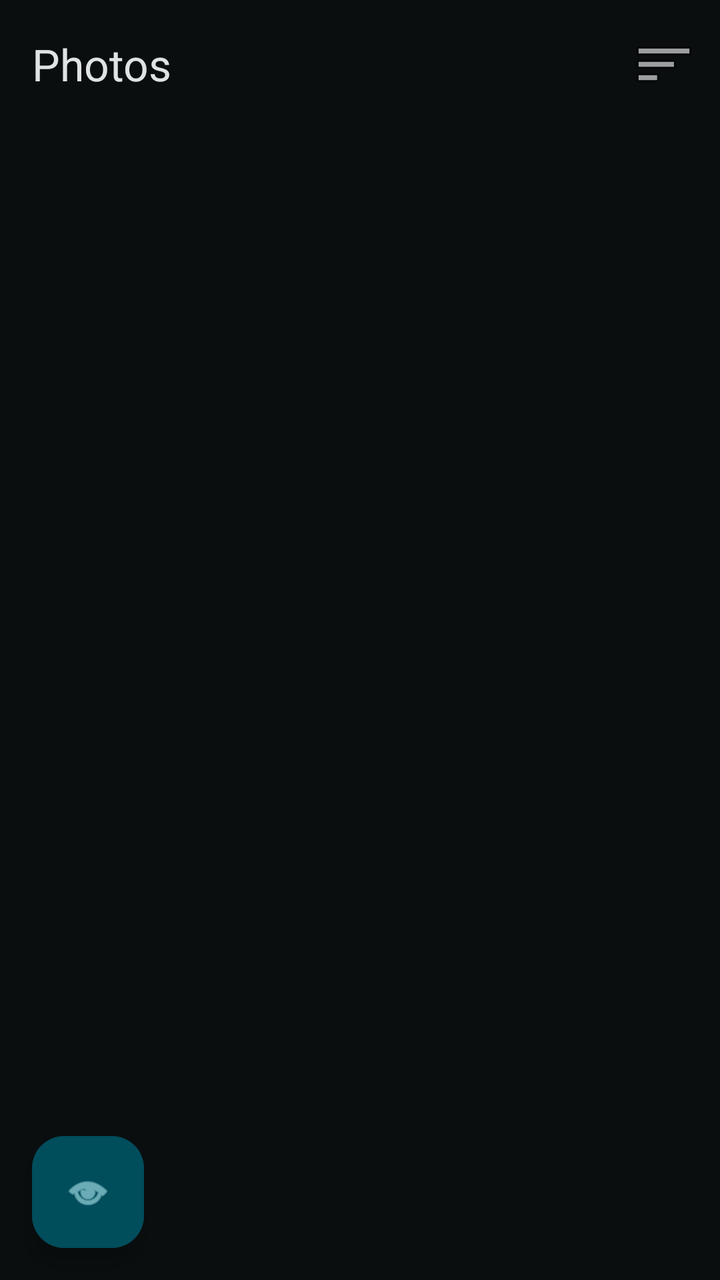
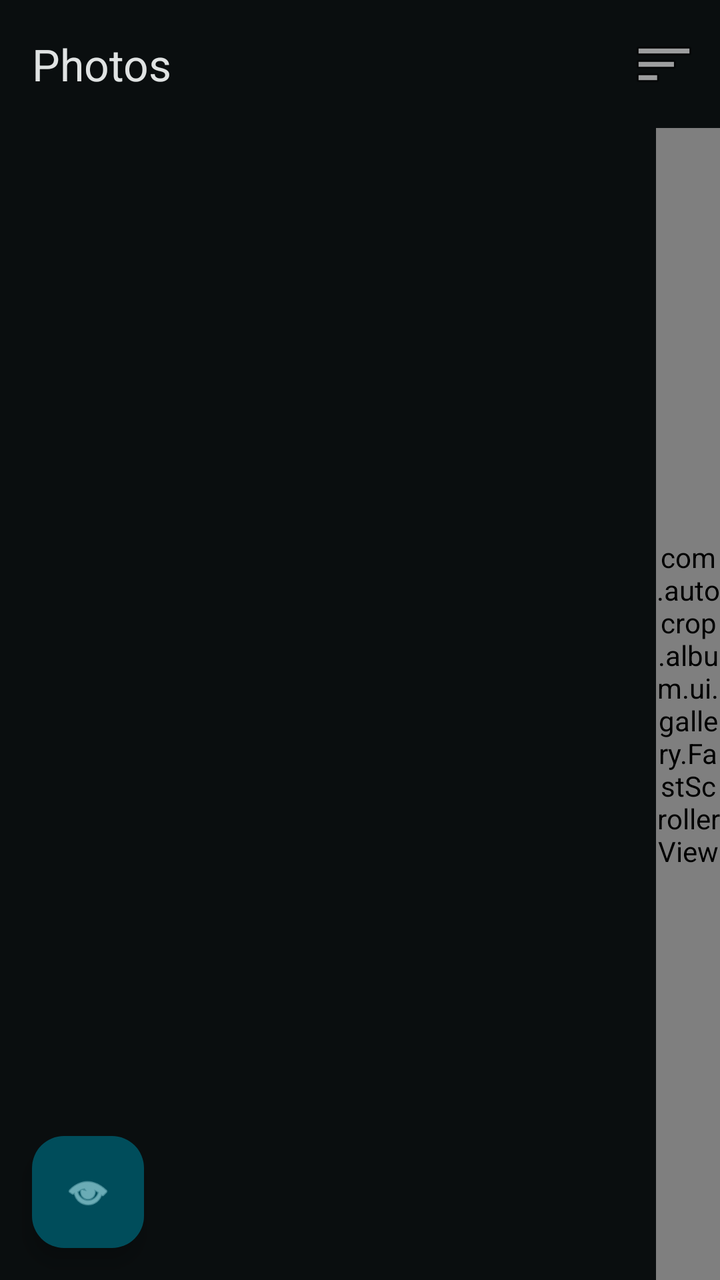

Screens rendered from an Android XML layout before and after an edit, with the pre-edit source and the edit as a unified diff.
<!-- AndroidManifest.xml: application theme Theme.AutoCropAlbum -->
<!-- res/layout/activity_gallery.xml -->
<?xml version="1.0" encoding="utf-8"?>
<androidx.coordinatorlayout.widget.CoordinatorLayout xmlns:android="http://schemas.android.com/apk/res/android"
    xmlns:app="http://schemas.android.com/apk/res-auto"
    xmlns:tools="http://schemas.android.com/tools"
    android:layout_width="match_parent"
    android:layout_height="match_parent"
    android:background="?attr/colorSurface"
    tools:context=".ui.gallery.GalleryActivity">

    <com.google.android.material.appbar.AppBarLayout
        android:id="@+id/appBarLayout"
        android:layout_width="match_parent"
        android:layout_height="wrap_content"
        android:fitsSystemWindows="true">

        <com.google.android.material.appbar.MaterialToolbar
            android:id="@+id/toolbar"
            android:layout_width="match_parent"
            android:layout_height="?attr/actionBarSize"
            android:elevation="0dp"
            app:title="@string/gallery_title"
            app:titleTextColor="?attr/colorOnSurface"
            app:menu="@menu/menu_gallery" />

    </com.google.android.material.appbar.AppBarLayout>

    <androidx.recyclerview.widget.RecyclerView
        android:id="@+id/recyclerView"
        android:layout_width="match_parent"
        android:layout_height="match_parent"
        android:clipToPadding="false"
        android:padding="4dp"
        app:layout_behavior="@string/appbar_scrolling_view_behavior"
        tools:listitem="@layout/item_gallery_image" />

    <TextView
        android:id="@+id/emptyView"
        android:layout_width="wrap_content"
        android:layout_height="wrap_content"
        android:layout_gravity="center"
        android:text="@string/no_images_found"
        android:textAppearance="?attr/textAppearanceBodyLarge"
        android:textColor="?attr/colorOnSurfaceVariant"
        android:visibility="gone"
        tools:visibility="visible" />

    <com.google.android.material.progressindicator.CircularProgressIndicator
        android:id="@+id/progressBar"
        android:layout_width="wrap_content"
        android:layout_height="wrap_content"
        android:layout_gravity="center"
        android:indeterminate="true"
        android:visibility="gone"
        tools:visibility="visible" />

    
    <com.google.android.material.floatingactionbutton.FloatingActionButton
        android:id="@+id/btnSelectFolder"
        android:layout_width="wrap_content"
        android:layout_height="wrap_content"
        android:layout_gravity="bottom|start"
        android:layout_margin="16dp"
        android:contentDescription="@string/select_folder"
        app:srcCompat="@android:drawable/ic_menu_view"
        app:fabSize="normal" />

</androidx.coordinatorlayout.widget.CoordinatorLayout>
<!-- res/layout/item_gallery_image.xml (included above) -->
<?xml version="1.0" encoding="utf-8"?>
<com.google.android.material.card.MaterialCardView xmlns:android="http://schemas.android.com/apk/res/android"
    xmlns:app="http://schemas.android.com/apk/res-auto"
    android:id="@+id/cardView"
    android:layout_width="match_parent"
    android:layout_height="wrap_content"
    android:layout_margin="4dp"
    app:cardBackgroundColor="?attr/colorSurfaceVariant"
    app:cardCornerRadius="8dp"
    app:cardElevation="2dp">

    <ImageView
        android:id="@+id/imageView"
        android:layout_width="match_parent"
        android:layout_height="120dp"
        android:scaleType="fitCenter"
        android:contentDescription="@string/gallery_title" />

</com.google.android.material.card.MaterialCardView>
<!-- resources referenced by this layout -->
<resources>
  <string name="gallery_title">Photos</string>
  <string name="no_images_found">No images found</string>
  <string name="select_folder">Select Folder</string>
  <style name="Theme.AutoCropAlbum" parent="Theme.Material3.Dark.NoActionBar">
          
          <item name="colorPrimary">@color/md_theme_dark_primary</item>
          <item name="colorOnPrimary">@color/md_theme_dark_onPrimary</item>
          <item name="colorPrimaryContainer">@color/md_theme_dark_primaryContainer</item>
          <item name="colorOnPrimaryContainer">@color/md_theme_dark_onPrimaryContainer</item>
  
          
          <item name="colorSecondary">@color/md_theme_dark_secondary</item>
          <item name="colorOnSecondary">@color/md_theme_dark_onSecondary</item>
          <item name="colorSecondaryContainer">@color/md_theme_dark_secondaryContainer</item>
          <item name="colorOnSecondaryContainer">@color/md_theme_dark_onSecondaryContainer</item>
  
          
          <item name="colorTertiary">@color/md_theme_dark_tertiary</item>
          <item name="colorOnTertiary">@color/md_theme_dark_onTertiary</item>
          <item name="colorTertiaryContainer">@color/md_theme_dark_tertiaryContainer</item>
          <item name="colorOnTertiaryContainer">@color/md_theme_dark_onTertiaryContainer</item>
  
          
          <item name="colorError">@color/md_theme_dark_error</item>
          <item name="colorErrorContainer">@color/md_theme_dark_errorContainer</item>
          <item name="colorOnError">@color/md_theme_dark_onError</item>
          <item name="colorOnErrorContainer">@color/md_theme_dark_onErrorContainer</item>
  
          
          <item name="android:colorBackground">@color/md_theme_dark_background</item>
          <item name="colorOnBackground">@color/md_theme_dark_onBackground</item>
          <item name="colorSurface">@color/md_theme_dark_surface</item>
          <item name="colorOnSurface">@color/md_theme_dark_onSurface</item>
          <item name="colorSurfaceVariant">@color/md_theme_dark_surfaceVariant</item>
          <item name="colorOnSurfaceVariant">@color/md_theme_dark_onSurfaceVariant</item>
  
          
          <item name="colorOutline">@color/md_theme_dark_outline</item>
          <item name="colorOutlineVariant">@color/md_theme_dark_outlineVariant</item>
  
          
          <item name="android:statusBarColor">@color/md_theme_dark_background</item>
          <item name="android:windowLightStatusBar">false</item>
  
          
          <item name="android:navigationBarColor">@color/md_theme_dark_background</item>
      </style>
  <color name="md_theme_dark_primary">#80DEEA</color>
  <color name="md_theme_dark_onPrimary">#003640</color>
  <color name="md_theme_dark_primaryContainer">#004D5B</color>
  <color name="md_theme_dark_onPrimaryContainer">#B2EBF2</color>
  <color name="md_theme_dark_secondary">#FFD54F</color>
  <color name="md_theme_dark_onSecondary">#3E2D00</color>
  <color name="md_theme_dark_secondaryContainer">#594400</color>
  <color name="md_theme_dark_onSecondaryContainer">#FFE9A3</color>
  <color name="md_theme_dark_tertiary">#CE93D8</color>
  <color name="md_theme_dark_onTertiary">#3B1948</color>
  <color name="md_theme_dark_tertiaryContainer">#532F5F</color>
  <color name="md_theme_dark_onTertiaryContainer">#EDD7F5</color>
  <color name="md_theme_dark_error">#FFB4AB</color>
  <color name="md_theme_dark_errorContainer">#93000A</color>
  <color name="md_theme_dark_onError">#690005</color>
  <color name="md_theme_dark_onErrorContainer">#FFDAD6</color>
  <color name="md_theme_dark_background">#0A0E0F</color>
  <color name="md_theme_dark_onBackground">#E0E3E3</color>
  <color name="md_theme_dark_surface">#0A0E0F</color>
  <color name="md_theme_dark_onSurface">#E0E3E3</color>
  <color name="md_theme_dark_surfaceVariant">#3F484A</color>
  <color name="md_theme_dark_onSurfaceVariant">#BFC8CA</color>
  <color name="md_theme_dark_outline">#8A9294</color>
  <color name="md_theme_dark_outlineVariant">#3F484A</color>
</resources>

<!-- the commit's change to res/layout/activity_gallery.xml (unified diff, before → after) -->
@@ -24,14 +24,26 @@
 
     </com.google.android.material.appbar.AppBarLayout>
 
-    <androidx.recyclerview.widget.RecyclerView
-        android:id="@+id/recyclerView"
+    <FrameLayout
         android:layout_width="match_parent"
         android:layout_height="match_parent"
-        android:clipToPadding="false"
-        android:padding="4dp"
-        app:layout_behavior="@string/appbar_scrolling_view_behavior"
-        tools:listitem="@layout/item_gallery_image" />
+        app:layout_behavior="@string/appbar_scrolling_view_behavior">
+
+        <androidx.recyclerview.widget.RecyclerView
+            android:id="@+id/recyclerView"
+            android:layout_width="match_parent"
+            android:layout_height="match_parent"
+            android:clipToPadding="false"
+            android:padding="4dp"
+            tools:listitem="@layout/item_gallery_image" />
+
+        <com.autocrop.album.ui.gallery.FastScrollerView
+            android:id="@+id/fastScroller"
+            android:layout_width="32dp"
+            android:layout_height="match_parent"
+            android:layout_gravity="end" />
+
+    </FrameLayout>
 
     <TextView
         android:id="@+id/emptyView"
